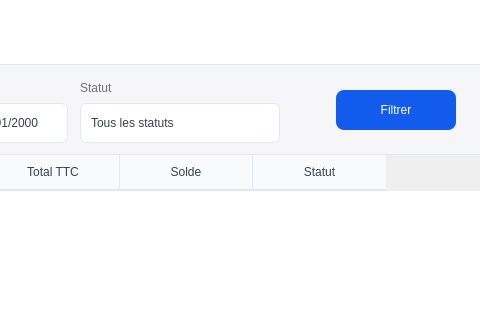
Above: program/windows/liste_ventes/liste_ventes.ui from lak-barmajyat/ERP before the change; both pictures show x 811 to 1291 and y 0 to 320 of the 1291 by 669 pixel window. Below: the same form after it.
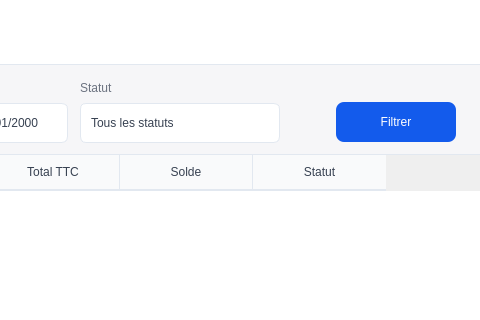
That is the form after the change. Icons and pictures are not drawn.

Commit message: transfer dialog

```diff
--- a/program/windows/liste_ventes/liste_ventes.ui
+++ b/program/windows/liste_ventes/liste_ventes.ui
@@ -657,6 +657,30 @@
        </spacer>
       </item>
       <item>
+       <layout class="QVBoxLayout" name="verticalLayout_2">
+        <property name="spacing">
+         <number>0</number>
+        </property>
+        <property name="rightMargin">
+         <number>0</number>
+        </property>
+        <item>
+         <spacer name="verticalSpacer">
+          <property name="orientation">
+           <enum>Qt::Vertical</enum>
+          </property>
+          <property name="sizeType">
+           <enum>QSizePolicy::Fixed</enum>
+          </property>
+          <property name="sizeHint" stdset="0">
+           <size>
+            <width>11</width>
+            <height>25</height>
+           </size>
+          </property>
+         </spacer>
+        </item>
+        <item>
        <widget class="QPushButton" name="btnFilter">
         <property name="minimumSize">
          <size>
@@ -677,6 +701,8 @@
          <string>Filtrer</string>
         </property>
        </widget>
+        </item>
+       </layout>
       </item>
      </layout>
     </widget>
```
Lines whose indentation alone changed are shown as unchanged. The commit also changes 3 other files.
